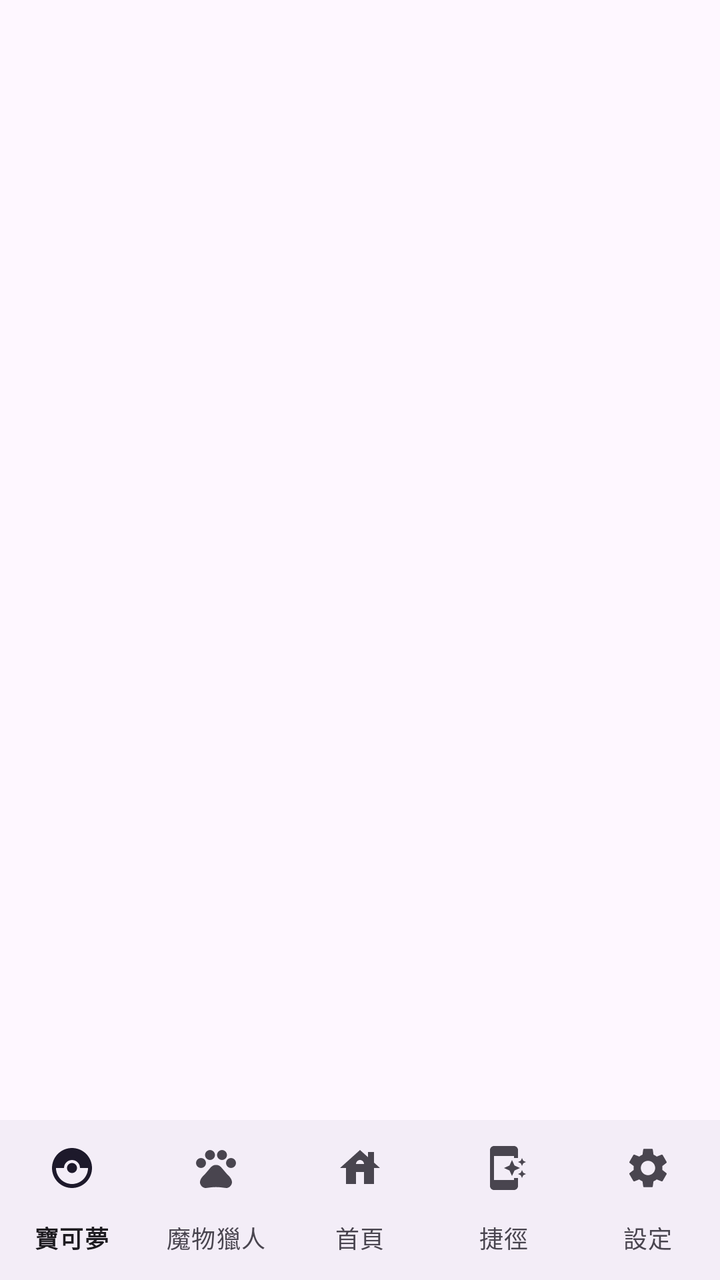
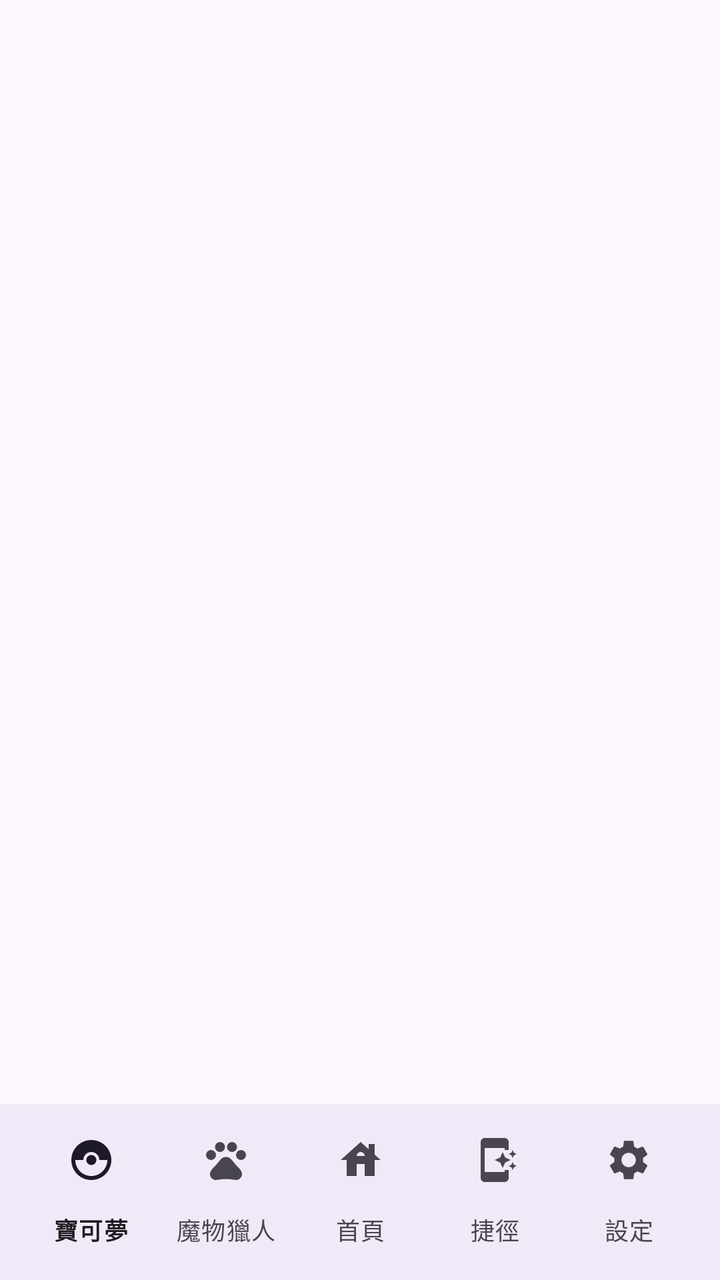

Compare the two renders of this Android layout. The source of the first and the diff that turns it into the second are given below.
<!-- AndroidManifest.xml: application theme Theme.DynamicColors -->
<!-- res/layout/activity_main.xml -->
<?xml version="1.0" encoding="utf-8"?>
<androidx.coordinatorlayout.widget.CoordinatorLayout xmlns:android="http://schemas.android.com/apk/res/android"
    xmlns:app="http://schemas.android.com/apk/res-auto"
    xmlns:tools="http://schemas.android.com/tools"
    android:layout_width="match_parent"
    android:layout_height="match_parent"
    tools:context=".MainActivity">

    <androidx.constraintlayout.widget.ConstraintLayout
        android:id="@+id/container"
        android:layout_width="match_parent"
        android:layout_height="match_parent">

        

        <androidx.fragment.app.FragmentContainerView
            android:id="@+id/fragment_container_view"
            android:layout_width="match_parent"
            android:layout_height="0dp"
            app:defaultNavHost="true"
            android:fitsSystemWindows="false"
            app:layout_behavior="@string/appbar_scrolling_view_behavior"
            app:layout_constraintBottom_toTopOf="@+id/navigation"
            app:layout_constraintStart_toStartOf="parent"
            app:layout_constraintEnd_toEndOf="parent"
            app:layout_constraintTop_toTopOf="parent" />
            

        <com.google.android.material.bottomnavigation.BottomNavigationView
            android:id="@+id/navigation"
            android:layout_width="match_parent"
            android:layout_height="wrap_content"
            app:itemHorizontalTranslationEnabled="false"
            app:labelVisibilityMode="labeled"
            app:layout_constraintBottom_toBottomOf="parent"
            app:layout_constraintStart_toStartOf="parent"
            app:layout_constraintEnd_toEndOf="parent"
            app:menu="@menu/nav" />

    </androidx.constraintlayout.widget.ConstraintLayout>

    
</androidx.coordinatorlayout.widget.CoordinatorLayout>
<!-- resources referenced by this layout -->
<resources>
  <style name="Theme.DynamicColors" parent="Theme.Material3.DayNight.NoActionBar">
          
          
  
          <item name="android:navigationBarColor">@android:color/transparent</item>
          <item name="android:statusBarColor">@android:color/transparent</item>
          <item name="android:windowLightStatusBar">?attr/isLightTheme</item>
  
          <item name="preferenceTheme">@style/ThemeOverlay.App.Preference</item>
      </style>
  <style name="ThemeOverlay.App.Preference" parent="PreferenceThemeOverlay">
          <item name="switchPreferenceCompatStyle">@style/PreferenceMaterialSwitch</item>
      </style>
  <style name="PreferenceMaterialSwitch" parent="@style/Preference.SwitchPreferenceCompat.Material">
          <item name="widgetLayout">@layout/preference_switch</item>
      </style>
</resources>

<!-- the commit's change to res/layout/activity_main.xml (unified diff, before → after) -->
@@ -4,14 +4,14 @@
     xmlns:tools="http://schemas.android.com/tools"
     android:layout_width="match_parent"
     android:layout_height="match_parent"
+    android:background="?attr/colorSurface"
     tools:context=".MainActivity">
 
     <androidx.constraintlayout.widget.ConstraintLayout
         android:id="@+id/container"
         android:layout_width="match_parent"
-        android:layout_height="match_parent">
-
-        
+        android:layout_height="match_parent"
+        android:clipToPadding="false">
 
         <androidx.fragment.app.FragmentContainerView
             android:id="@+id/fragment_container_view"
@@ -30,11 +30,18 @@
             android:id="@+id/navigation"
             android:layout_width="match_parent"
             android:layout_height="wrap_content"
+            android:background="?attr/colorSurface"
+            android:elevation="8dp"
+            android:paddingStart="12dp"
+            android:paddingEnd="12dp"
+            android:paddingTop="4dp"
+            android:paddingBottom="4dp"
             app:itemHorizontalTranslationEnabled="false"
+            app:itemRippleColor="?attr/colorSecondaryContainer"
             app:labelVisibilityMode="labeled"
             app:layout_constraintBottom_toBottomOf="parent"
+            app:layout_constraintEnd_toEndOf="parent"
             app:layout_constraintStart_toStartOf="parent"
-            app:layout_constraintEnd_toEndOf="parent"
             app:menu="@menu/nav" />
 
     </androidx.constraintlayout.widget.ConstraintLayout>
